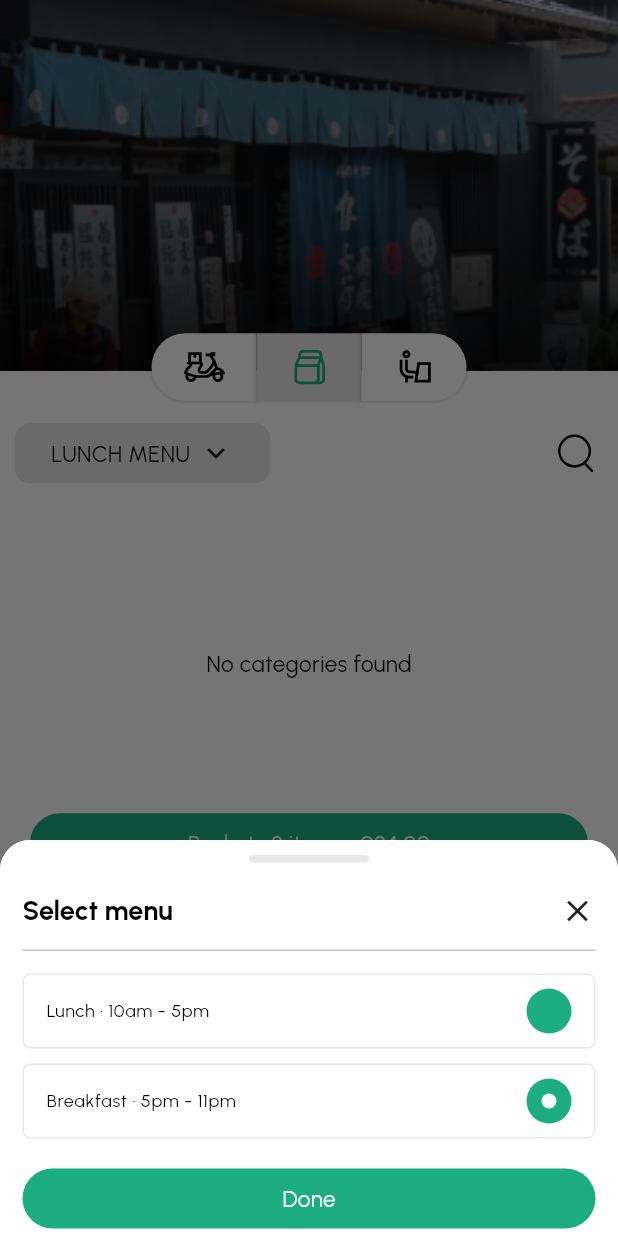
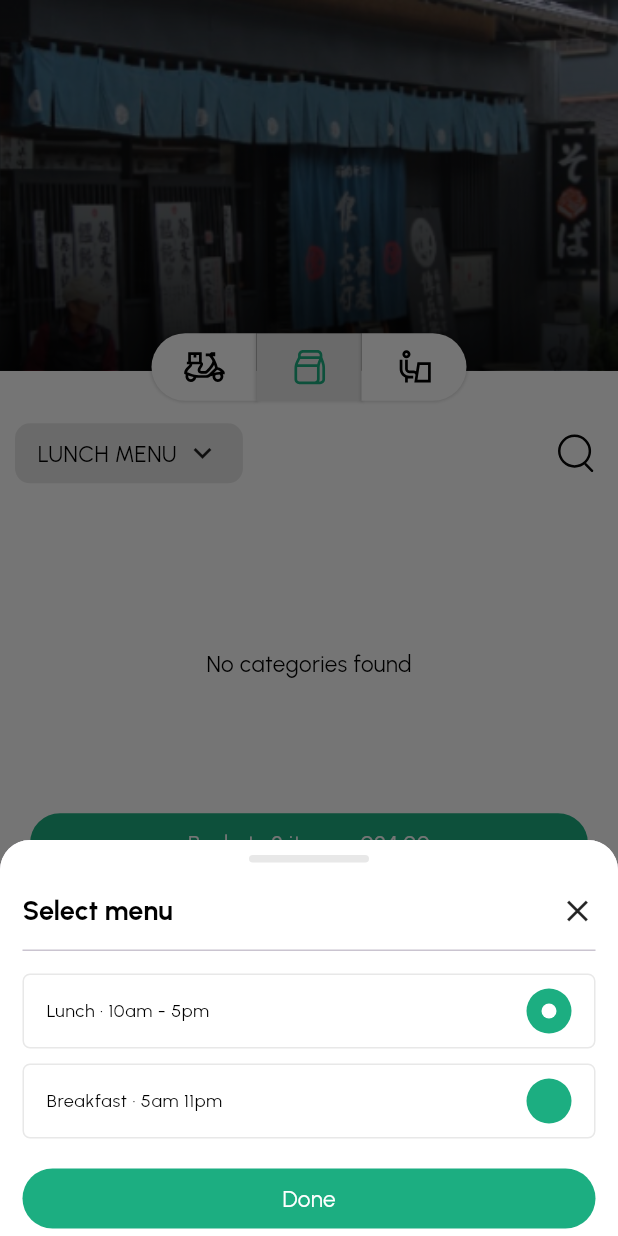
Before and after one commit to DhananjayaFdo/El-Cabanyal, a Flutter app: the screen it shows after launch, after a tap on "LUNCH MENU", on a phone screen of 412 x 824 dp. Run offline on Flutter 3.47's test engine with Material 3 defaults, Android fonts, the phone set to English and light mode, and no system bars; our stand-ins replace cached_network_image, flutter_svg, fluttertoast, google_fonts, sqflite; accounts and stored records are empty; project files that could hold a hidden picture were left out.

```diff
--- a/lib/src/core/services/provider/shop_provider.dart
+++ b/lib/src/core/services/provider/shop_provider.dart
@@ -4,6 +4,8 @@ class ShopRepo {
   static const String delivery = 'delivery';
   static const String table = 'table';
   static const String pickup = 'pickup';
+  static const String lunchTime = 'lunch · 10am - 5pm';
+  static const String breakfastTime = 'breakfast · 5am 11pm';
 }
 
 class ShopProvider extends ChangeNotifier {
@@ -19,6 +21,16 @@ class ShopProvider extends ChangeNotifier {
   }
 
   //? ------------------------------------------------------------------------------------------------------------------------
+  String _dayTime = ShopRepo.lunchTime;
+
+  String get dayTime => _dayTime;
+
+  setTime(String time) {
+    _dayTime = time;
+    notifyListeners();
+  }
+
+  //? ------------------------------------------------------------------------------------------------------------------------
 
   List<String> _selectedMenuItems = [];
 
--- a/lib/src/features/other/screens/home/widgets/menu_bottom_sheet/menu_bottom_sheet.dart
+++ b/lib/src/features/other/screens/home/widgets/menu_bottom_sheet/menu_bottom_sheet.dart
@@ -1,10 +1,12 @@
 import 'package:el_cabanyal/src/config/theme/app_theme.dart';
 import 'package:el_cabanyal/src/core/constants/constants.dart';
+import 'package:el_cabanyal/src/core/services/provider/shop_provider.dart';
 import 'package:el_cabanyal/src/core/widgets/cus_navigations.dart';
 import 'package:el_cabanyal/src/core/widgets/cus_widgets.dart';
 import 'package:el_cabanyal/src/core/widgets/customizable_btn.dart';
 import 'package:flutter/cupertino.dart';
 import 'package:flutter/material.dart';
+import 'package:provider/provider.dart';
 
 class MenuBottomSheet extends StatefulWidget {
   const MenuBottomSheet({super.key});
@@ -16,8 +18,8 @@ class MenuBottomSheet extends StatefulWidget {
 class _MenuBottomSheetState extends State<MenuBottomSheet> {
   final scrollController = ScrollController();
   List options = [
-    {"title": 'Lunch · 10am - 5pm', "active": false},
-    {"title": 'Breakfast · 5pm - 11pm', "active": true},
+    {"title": ShopRepo.lunchTime, "active": false},
+    {"title": ShopRepo.breakfastTime, "active": true},
   ];
 
   @override
@@ -87,7 +89,7 @@ class _MenuBottomSheetState extends State<MenuBottomSheet> {
                 CustomizableBtn(
                   padding: EdgeInsets.only(top: 10),
                   text: 'Done',
-                  onTap: () {},
+                  onTap: () => popNavigator(context),
                   style: Theme.of(context).textTheme.bodyMedium!.copyWith(color: AppTheme.WHITE),
                   backgroundColor: Theme.of(context).primaryColor,
                   borderRadius: BorderRadius.circular(20),
@@ -108,7 +110,8 @@ class OptionCard extends StatelessWidget {
 
   @override
   Widget build(BuildContext context) {
-    return Padding(
+    return Consumer<ShopProvider>(
+      builder: (context, shop, child) => Padding(
         padding: const EdgeInsets.only(bottom: 10),
         child: Container(
           padding: const EdgeInsets.symmetric(horizontal: 15),
@@ -129,8 +132,12 @@ class OptionCard extends StatelessWidget {
               ),
 
               //? ---------
-            BtnCard(isActive: data['active']),
+              GestureDetector(
+                onTap: () => shop.setTime(data['title']),
+                child: BtnCard(isActive: shop.dayTime == data['title'] ? true : false),
+              ),
             ],
+          ),
         ),
       ),
     );
--- a/lib/src/features/other/screens/home/widgets/top_menu.dart
+++ b/lib/src/features/other/screens/home/widgets/top_menu.dart
@@ -1,9 +1,11 @@
 import 'package:el_cabanyal/src/config/theme/app_theme.dart';
 import 'package:el_cabanyal/src/core/assets_repo/svg_repo.dart';
 import 'package:el_cabanyal/src/core/constants/app_dimensions.dart';
+import 'package:el_cabanyal/src/core/services/provider/shop_provider.dart';
 import 'package:el_cabanyal/src/core/widgets/customizable_btn.dart';
 import 'package:flutter/material.dart';
 import 'package:flutter_svg/flutter_svg.dart';
+import 'package:provider/provider.dart';
 
 import 'menu_bottom_sheet/menu_bottom_sheet_widgets.dart';
 
@@ -35,7 +37,8 @@ class MenuBtn extends StatelessWidget {
 
   @override
   Widget build(BuildContext context) {
-    return InkWell(
+    return Consumer<ShopProvider>(
+      builder: (context, shop, child) => InkWell(
         onTap: () => showModalBottomSheet(
           isScrollControlled: true,
           context: context,
@@ -46,7 +49,7 @@ class MenuBtn extends StatelessWidget {
         ),
         child: Container(
           height: 40,
-        width: 170,
+          padding: const EdgeInsets.symmetric(horizontal: 15),
           decoration: BoxDecoration(
             color: AppTheme.ASH,
             borderRadius: BorderRadius.circular(10),
@@ -54,10 +57,11 @@ class MenuBtn extends StatelessWidget {
           child: Row(
             mainAxisAlignment: MainAxisAlignment.center,
             children: [
-            Text('LUNCH MENU'),
+              Text('${shop.dayTime == ShopRepo.lunchTime ? 'LUNCH' : 'BREAKFAST'} MENU'),
               spacerHor(5),
               Icon(Icons.keyboard_arrow_down),
             ],
+          ),
         ),
       ),
     );
```
Also changed, not shown: lib/src/features/other/screens/home/widgets/product_bottom_sheet/btn_section.dart (+9 -3 lines), lib/src/features/other/screens/home/widgets/product_bottom_sheet/product_bottom_sheet.dart (+10 -2 lines). Lines whose indentation alone changed are shown as unchanged.
